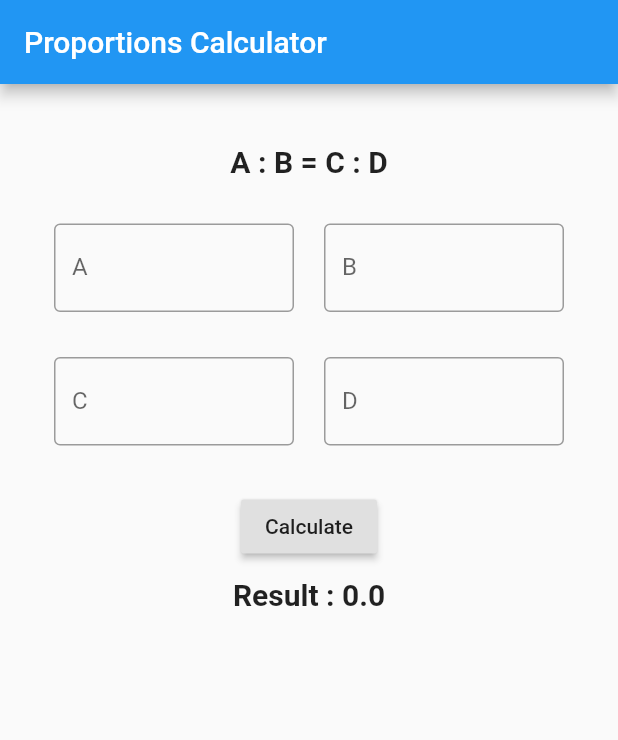
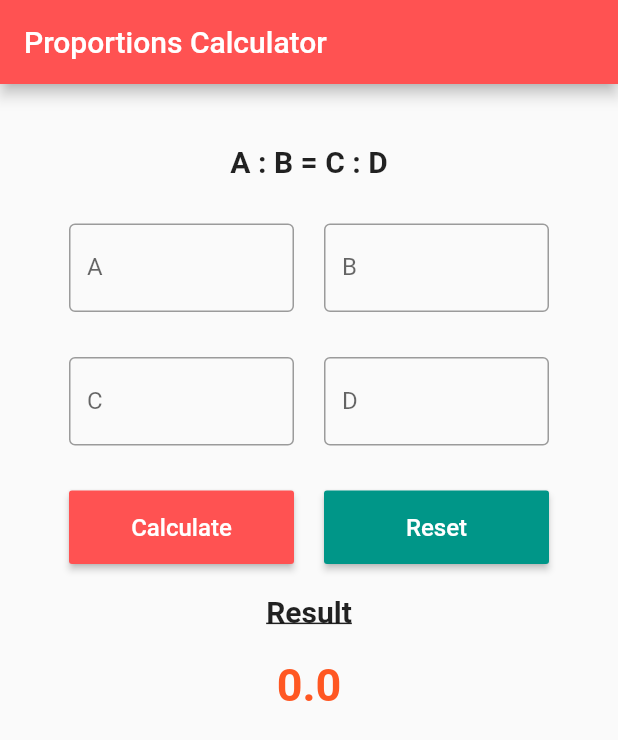
Before and after one commit to anushyasr/proportions-calculator, a Flutter app: the screen it shows after launch, on a phone screen of 412 x 824 dp. Shown: the top 740 px of the screen. Run offline on Flutter 3.47's test engine with Material 2 defaults, Android fonts, the light colour scheme and no system bars.

Commit message:
UI enhancements

```diff
--- a/lib/main.dart
+++ b/lib/main.dart
@@ -4,18 +4,29 @@ void main() {
   runApp(MyApp());
 }
 
+void removeFocus(BuildContext context) {
+  FocusScopeNode currentFocus = FocusScope.of(context);
+  if (!currentFocus.hasPrimaryFocus && currentFocus.focusedChild != null) {
+    currentFocus.focusedChild.unfocus();
+  }
+}
+
 class MyApp extends StatelessWidget {
-  // This widget is the root of your application.
   @override
   Widget build(BuildContext context) {
-    return MaterialApp(
+    return GestureDetector(
+      onTap: () {
+        removeFocus(context);
+      },
+      child: MaterialApp(
         title: 'Flutter Demo',
         debugShowCheckedModeBanner: false,
         theme: ThemeData(
-        primarySwatch: Theme.of(context).primaryColor,
+          primaryColor: Colors.redAccent,
           visualDensity: VisualDensity.adaptivePlatformDensity,
         ),
         home: MyHomePage(title: 'Proportions Calculator'),
+      ),
     );
   }
 }
@@ -32,6 +43,11 @@ class _MyHomePageState extends State<MyHomePage> {
   double _margin = 10.0;
 
   double _result = 0;
+
+  var _aText = TextEditingController();
+  var _bText = TextEditingController();
+  var _cText = TextEditingController();
+  var _dText = TextEditingController();
 
   double _a = 0;
   double _b = 0;
@@ -63,6 +79,7 @@ class _MyHomePageState extends State<MyHomePage> {
   }
 
   void calculate() {
+    removeFocus(context);
     setState(() {
       if (_a == 0) {
         this._result = _b * _c / _d;
@@ -76,15 +93,27 @@ class _MyHomePageState extends State<MyHomePage> {
     });
   }
 
+  void reset() {
+    removeFocus(context);
+    setState(() {
+      this._aText.clear();
+      this._bText.clear();
+      this._cText.clear();
+      this._dText.clear();
+      this._result = 0;
+    });
+  }
+
   @override
   Widget build(BuildContext context) {
     return Scaffold(
+      resizeToAvoidBottomInset: false,
       appBar: AppBar(
         title: Text(widget.title),
       ),
       body: Container(
         margin: EdgeInsets.all(_margin),
-        child: Column(children: [
+        child: Column(crossAxisAlignment: CrossAxisAlignment.center, children: [
           Container(
               margin: EdgeInsets.symmetric(vertical: 30.0),
               child: Text('A : B = C : D',
@@ -97,9 +126,10 @@ class _MyHomePageState extends State<MyHomePage> {
               mainAxisAlignment: MainAxisAlignment.center,
               children: <Widget>[
                 Container(
-                  width: 160.0,
+                  width: 150.0,
                   margin: EdgeInsets.symmetric(horizontal: _margin),
                   child: TextField(
+                    controller: _aText,
                     decoration: InputDecoration(
                         labelText: 'A',
                         border: OutlineInputBorder(
@@ -109,9 +139,10 @@ class _MyHomePageState extends State<MyHomePage> {
                   ),
                 ),
                 Container(
-                  width: 160.0,
+                  width: 150.0,
                   margin: EdgeInsets.symmetric(horizontal: _margin),
                   child: TextField(
+                    controller: _bText,
                     decoration: InputDecoration(
                         labelText: 'B',
                         border: OutlineInputBorder(
@@ -129,9 +160,10 @@ class _MyHomePageState extends State<MyHomePage> {
               mainAxisAlignment: MainAxisAlignment.center,
               children: <Widget>[
                 Container(
-                  width: 160.0,
+                  width: 150.0,
                   margin: EdgeInsets.symmetric(horizontal: _margin),
                   child: TextField(
+                    controller: _cText,
                     decoration: InputDecoration(
                         labelText: 'C',
                         border: OutlineInputBorder(
@@ -141,9 +173,10 @@ class _MyHomePageState extends State<MyHomePage> {
                   ),
                 ),
                 Container(
-                  width: 160.0,
+                  width: 150.0,
                   margin: EdgeInsets.symmetric(horizontal: _margin),
                   child: TextField(
+                    controller: _dText,
                     decoration: InputDecoration(
                         labelText: 'D',
                         border: OutlineInputBorder(
@@ -156,19 +189,66 @@ class _MyHomePageState extends State<MyHomePage> {
             ),
           ),
           Container(
+            child: Row(
+              mainAxisAlignment: MainAxisAlignment.center,
+              children: <Widget>[
+                Container(
+                  width: 150.0,
+                  margin: EdgeInsets.symmetric(horizontal: _margin),
                   child: RaisedButton(
-              child: Text('Calculate'),
+                    child: Text(
+                      'Calculate',
+                      style: TextStyle(
+                        fontSize: 16.0,
+                        color: Colors.white,
+                      ),
+                    ),
                     onPressed: calculate,
+                    padding: EdgeInsets.symmetric(
+                      vertical: 15.0,
+                    ),
+                    color: Colors.redAccent,
                   ),
                 ),
                 Container(
-            margin: EdgeInsets.symmetric(vertical: 10.0),
-            child: Text('Result : $_result',
+                  width: 150.0,
+                  margin: EdgeInsets.symmetric(horizontal: _margin),
+                  child: RaisedButton(
+                    child: Text(
+                      'Reset',
+                      style: TextStyle(
+                        fontSize: 16.0,
+                        color: Colors.white,
+                      ),
+                    ),
+                    onPressed: reset,
+                    padding: EdgeInsets.symmetric(
+                      vertical: 15.0,
+                    ),
+                    color: Colors.teal,
+                  ),
+                ),
+              ],
+            ),
+          ),
+          Container(
+            margin: EdgeInsets.symmetric(vertical: 20.0),
+            child: Text('Result',
                 style: TextStyle(
                   fontSize: 20.0,
                   fontWeight: FontWeight.w600,
+                  decoration: TextDecoration.underline,
                 )),
-          )
+          ),
+          Container(
+            margin: EdgeInsets.symmetric(vertical: 0.0),
+            child: Text('$_result',
+                style: TextStyle(
+                  fontSize: 30.0,
+                  fontWeight: FontWeight.w600,
+                  color: Colors.deepOrange,
+                )),
+          ),
         ]),
       ),
     );
```
Lines whose indentation alone changed are shown as unchanged.
